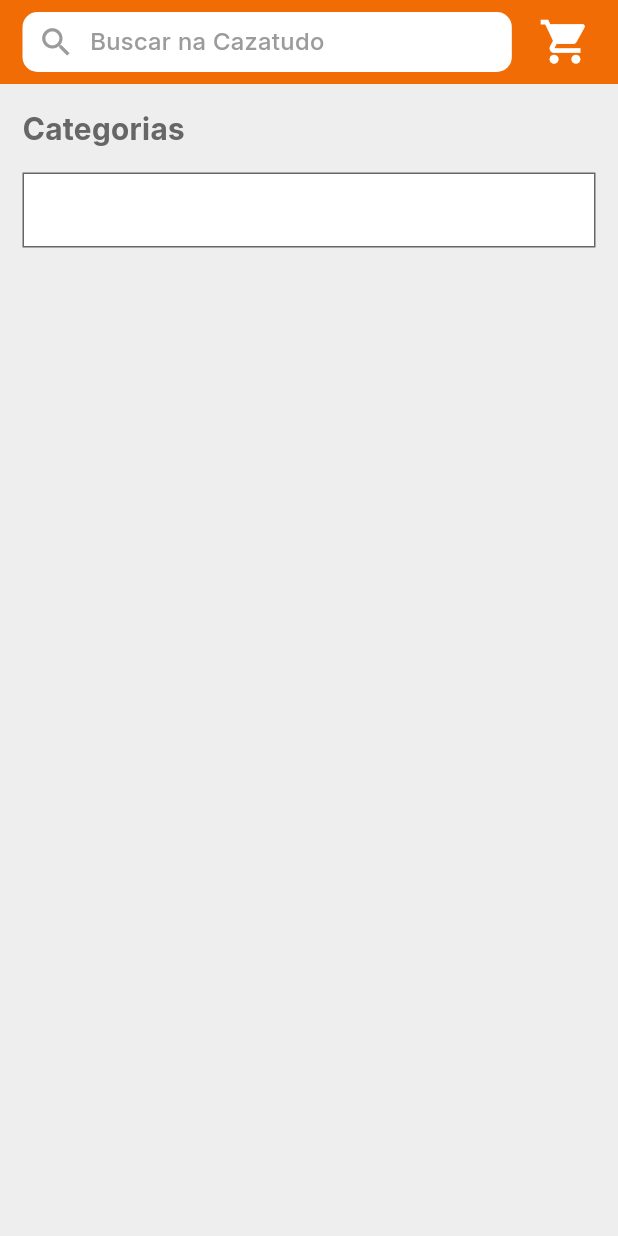
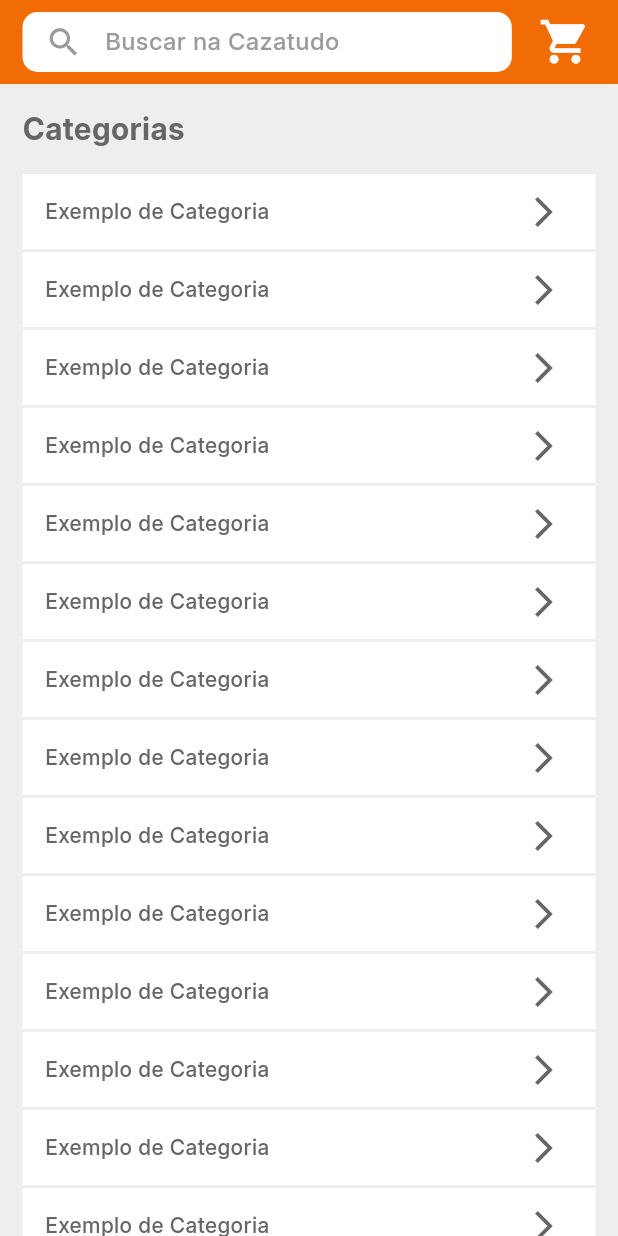
Before and after one commit to Rhayssam/cazatudo-app, a Flutter app: the CategoriesPage screen opened by its route, on a phone screen of 412 x 824 dp. Run offline on Flutter 3.47's test engine with Material 3 defaults, Android fonts, the phone set to English and light mode, and no system bars; our stand-ins replace get, smooth_page_indicator, video_player.

Commit message:
Implementando a tela de Categorias

```diff
--- a/lib/app/core/widgets/custom_app_bar_icon.dart
+++ b/lib/app/core/widgets/custom_app_bar_icon.dart
@@ -1,4 +1,3 @@
-// ignore_for_file: public_member_api_docs, sort_constructors_first
 // Essenciais
 import 'package:flutter/material.dart';
 import 'package:get/get.dart';
@@ -7,7 +6,6 @@
 import 'package:cazatudo_app/app/core/app_routes/app_routes.dart';
 
 // UI
-import 'package:cazatudo_app/app/core/ui/theme_config.dart';
 
 class CustomAppBarIcon extends StatelessWidget {
   final Icon? icon;
--- a/lib/app/core/widgets/custom_app_bar_search.dart
+++ b/lib/app/core/widgets/custom_app_bar_search.dart
@@ -32,7 +32,7 @@
           child: Row(
             children: [
               const SizedBox(
-                width: 10,
+                width: 15,
               ),
               Icon(
                 Icons.search,
@@ -40,7 +40,7 @@
                 size: 25,
               ),
               const SizedBox(
-                width: 10,
+                width: 15,
               ),
               Text(
                 'Buscar na Cazatudo',
--- a/lib/app/modules/categories/categories_page.dart
+++ b/lib/app/modules/categories/categories_page.dart
@@ -9,6 +9,7 @@
 import 'package:cazatudo_app/app/core/widgets/sliver_app_bar.dart';
 import 'package:cazatudo_app/app/core/widgets/custom_app_bar_search.dart';
 import 'package:cazatudo_app/app/core/widgets/custom_app_bar_icon.dart';
+import 'package:cazatudo_app/app/core/widgets/categories_button.dart';
 
 class CategoriesPage extends StatelessWidget {
   const CategoriesPage({super.key});
@@ -44,21 +45,29 @@
               ),
             ),
           ),
+          CategoriesButton(text: 'Exemplo de Categoria', onPressed: () {}),
+          CategoriesButton(text: 'Exemplo de Categoria', onPressed: () {}),
+          CategoriesButton(text: 'Exemplo de Categoria', onPressed: () {}),
+          CategoriesButton(text: 'Exemplo de Categoria', onPressed: () {}),
+          CategoriesButton(text: 'Exemplo de Categoria', onPressed: () {}),
+          CategoriesButton(text: 'Exemplo de Categoria', onPressed: () {}),
+          CategoriesButton(text: 'Exemplo de Categoria', onPressed: () {}),
+          CategoriesButton(text: 'Exemplo de Categoria', onPressed: () {}),
+          CategoriesButton(text: 'Exemplo de Categoria', onPressed: () {}),
+          CategoriesButton(text: 'Exemplo de Categoria', onPressed: () {}),
+          CategoriesButton(text: 'Exemplo de Categoria', onPressed: () {}),
+          CategoriesButton(text: 'Exemplo de Categoria', onPressed: () {}),
+          CategoriesButton(text: 'Exemplo de Categoria', onPressed: () {}),
+          CategoriesButton(text: 'Exemplo de Categoria', onPressed: () {}),
+          CategoriesButton(text: 'Exemplo de Categoria', onPressed: () {}),
+          CategoriesButton(text: 'Exemplo de Categoria', onPressed: () {}),
+          CategoriesButton(text: 'Exemplo de Categoria', onPressed: () {}),
+          CategoriesButton(text: 'Exemplo de Categoria', onPressed: () {}),
           SliverToBoxAdapter(
-            child: Padding(
-              padding: const EdgeInsets.symmetric(horizontal: 15),
-              child: Container(
-                height: 50,
-                decoration: BoxDecoration(
-                  color: ThemeConfig.white,
-                  border: Border.all(
-                    color: ThemeConfig.grey,
-                    width: 1,
-                  ),
-                ),
-              ),
+            child: const SizedBox(
+              height: 15,
             ),
-          )
+          ),
         ],
       ),
     );
--- a/lib/app/modules/home/banner_widget.dart
+++ b/lib/app/modules/home/banner_widget.dart
@@ -19,7 +19,7 @@
       child: Column(
         children: [
           Padding(
-            padding: EdgeInsets.symmetric(horizontal: 15, vertical: 10),
+            padding: EdgeInsets.symmetric(horizontal: 15, vertical: 15),
             child: Container(
               height: 200,
               width: double.infinity,
--- a/lib/app/modules/home/home_page.dart
+++ b/lib/app/modules/home/home_page.dart
@@ -69,6 +69,11 @@
           ),
           TopicTitle(titulo: 'Novidades'),
           VerticalProductsList(),
+          SliverToBoxAdapter(
+            child: const SizedBox(
+              height: 15,
+            ),
+          ),
         ],
       ),
     );
```
Also changed, not shown: lib/app/core/widgets/categories_button.dart (added, +57 -0 lines), lib/app/core/widgets/custom_app_bar_title.dart (+3 -6 lines).
